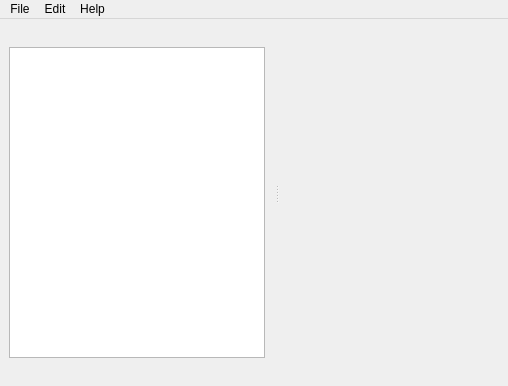
Above: mainwindow.ui from zpp0/wsnsim-preprocessor before the change. Below: the same form after it.
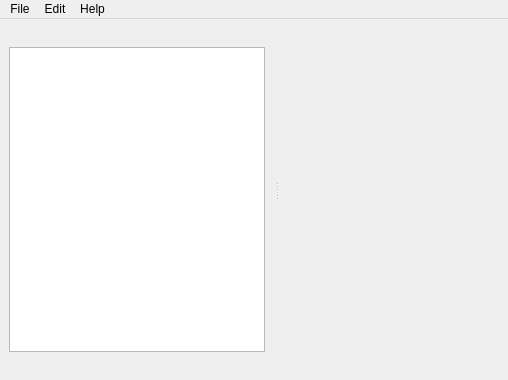
That is the form after the change. Icons and pictures are not drawn.

Commit message: help menu add

Patch:
```diff
--- a/mainwindow.ui
+++ b/mainwindow.ui
@@ -7,7 +7,7 @@
     <x>0</x>
     <y>0</y>
     <width>508</width>
-    <height>386</height>
+    <height>380</height>
    </rect>
   </property>
   <property name="sizePolicy">
```
Left out of the diff: 24 changed lines with no effect on the pictures.
